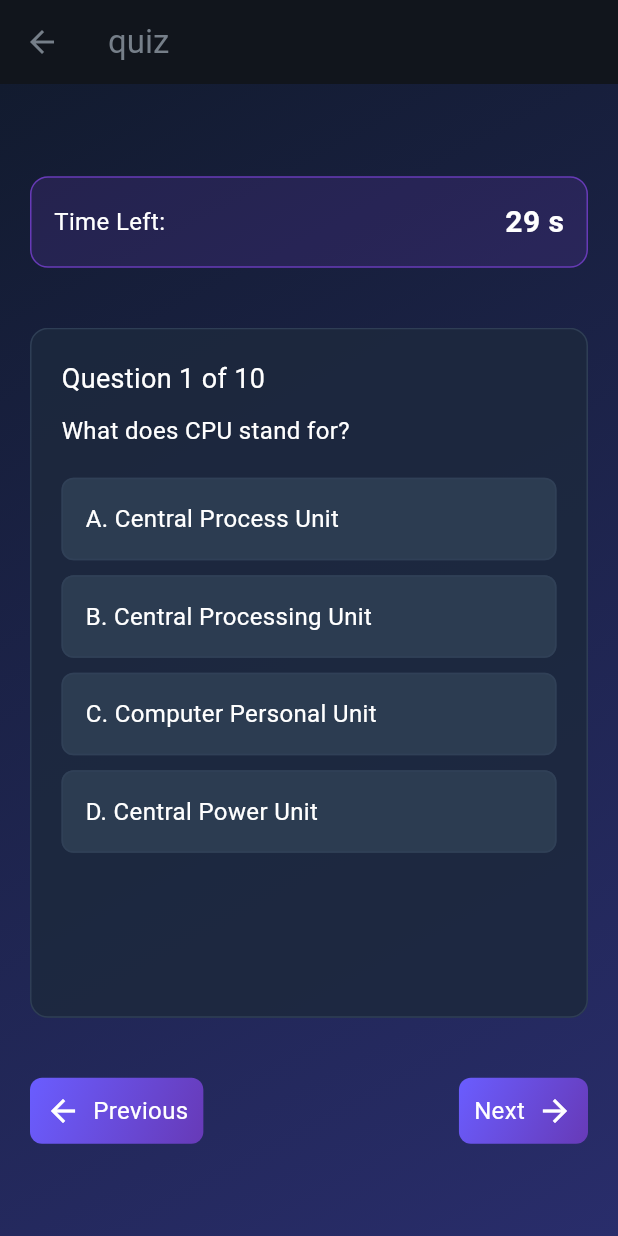
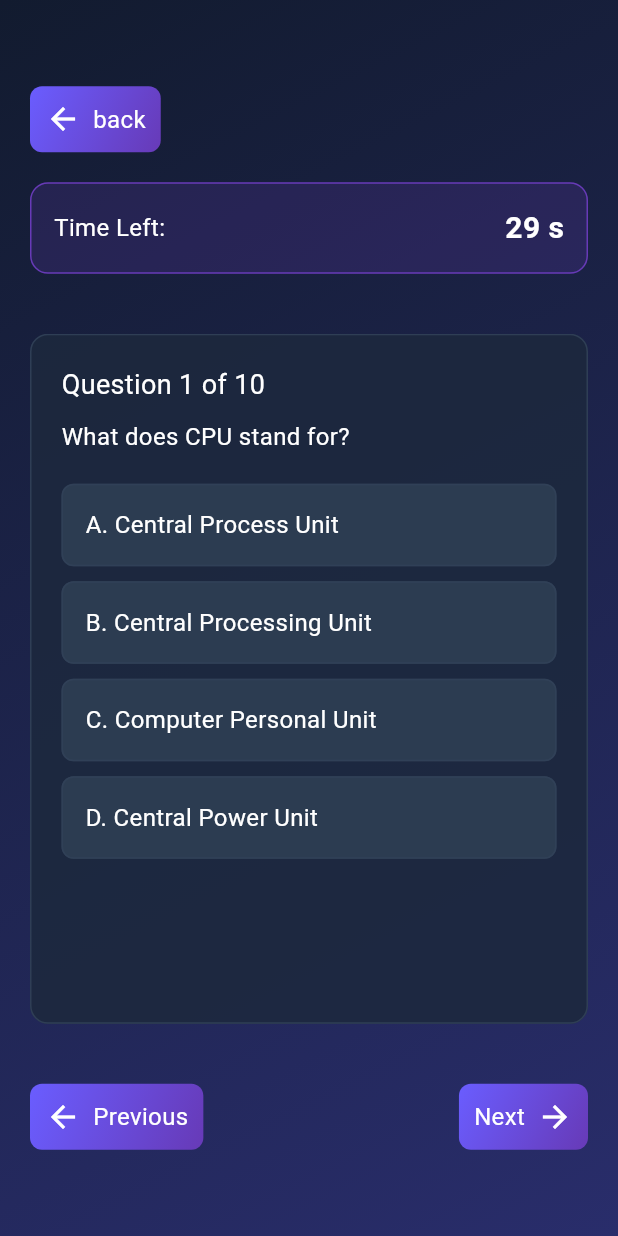
Before and after one commit to nuel232/Trivia-App, a Flutter app: the screen it shows after launch, after a tap on "start quiz", on a phone screen of 412 x 824 dp. Run offline on Flutter 3.47's test engine with Material 3 defaults, Android fonts, the phone set to English and light mode, and no system bars.

Commit message:
Refactor UI by removing AppBar from HomePage, QuestionPage, and ScorePage; enhance navigation in QuestionPage with a back button to HomePage, and add spacing in Review page for improved layout.

```diff
--- a/lib/pages/home_page.dart
+++ b/lib/pages/home_page.dart
@@ -9,14 +9,6 @@ class HomePage extends StatelessWidget {
   Widget build(BuildContext context) {
     final colorScheme = Theme.of(context).colorScheme;
     return Scaffold(
-      appBar: AppBar(
-        backgroundColor: Colors.transparent,
-        elevation: 0,
-        surfaceTintColor: Colors.transparent,
-        scrolledUnderElevation: 0,
-        title: Text('Tech Trivia'),
-        centerTitle: true,
-      ),
       body: Container(
         decoration: BoxDecoration(
           gradient: LinearGradient(
--- a/lib/pages/question_page.dart
+++ b/lib/pages/question_page.dart
@@ -5,6 +5,7 @@ import 'package:provider/provider.dart';
 import 'package:trivia_app/components/my_button.dart';
 import 'package:trivia_app/components/question_tile.dart';
 import 'package:trivia_app/models/quiz_questions.dart';
+import 'package:trivia_app/pages/home_page.dart';
 import 'package:trivia_app/pages/score_page.dart';
 
 class QuestionPage extends StatefulWidget {
@@ -114,7 +115,6 @@ class _QuestionPageState extends State<QuestionPage> {
 
     final colorScheme = Theme.of(context).colorScheme;
     return Scaffold(
-      appBar: AppBar(title: Text('quiz'), backgroundColor: Colors.transparent),
       body: Container(
         decoration: BoxDecoration(
           gradient: LinearGradient(
@@ -126,9 +126,39 @@ class _QuestionPageState extends State<QuestionPage> {
             ],
           ),
         ),
+
         child: Column(
           mainAxisAlignment: MainAxisAlignment.center,
           children: [
+            Row(
+              children: [
+                MyButton(
+                  icon: Icons.arrow_back,
+                  text: 'back',
+                  style: TextStyle(
+                    fontSize: 16,
+                    color: colorScheme.onSecondary,
+                  ),
+                  onTap: () {
+                    Navigator.pushAndRemoveUntil(
+                      context,
+                      MaterialPageRoute(builder: (context) => HomePage()),
+                      (route) => false,
+                    );
+                  },
+                  gradient: LinearGradient(
+                    begin: Alignment.topLeft,
+                    end: Alignment.bottomRight,
+                    colors: [
+                      Color.fromARGB(255, 106, 93, 255),
+                      Colors.deepPurple,
+                    ],
+                  ),
+                ),
+              ],
+            ),
+
+            SizedBox(height: 20),
             // ✅ Timer Display
             Container(
               margin: EdgeInsets.symmetric(horizontal: 20),
--- a/lib/pages/review.dart
+++ b/lib/pages/review.dart
@@ -15,10 +15,6 @@ class Review extends StatelessWidget {
     final colorScheme = Theme.of(context).colorScheme;
 
     return Scaffold(
-      appBar: AppBar(
-        title: Text('Review Answers'),
-        backgroundColor: Colors.transparent,
-      ),
       body: Container(
         decoration: BoxDecoration(
           gradient: LinearGradient(
@@ -32,6 +28,7 @@ class Review extends StatelessWidget {
         ),
         child: Column(
           children: [
+            SizedBox(height: 50),
             Expanded(
               child: ListView.builder(
                 padding: EdgeInsets.all(20),
--- a/lib/pages/score_page.dart
+++ b/lib/pages/score_page.dart
@@ -40,11 +40,6 @@ class ScorePage extends StatelessWidget {
     }
 
     return Scaffold(
-      appBar: AppBar(
-        title: Text('Quiz Complete'),
-        backgroundColor: Colors.transparent,
-        automaticallyImplyLeading: false, // Remove back button
-      ),
       body: Container(
         decoration: BoxDecoration(
           gradient: LinearGradient(
```
